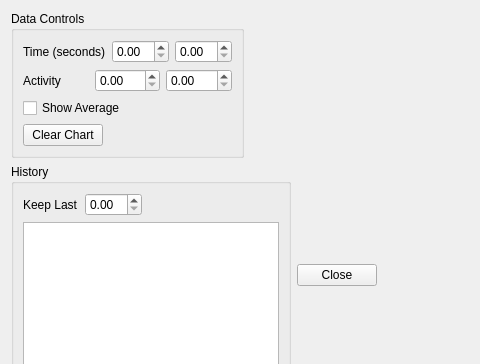
The window that src/GuiQt/TimeCourseDialog.ui (Washington-University/workbench) describes before a commit, drawn with Qt 5; both pictures show x 0 to 480 and y 0 to 364 of the 880 by 550 pixel window.
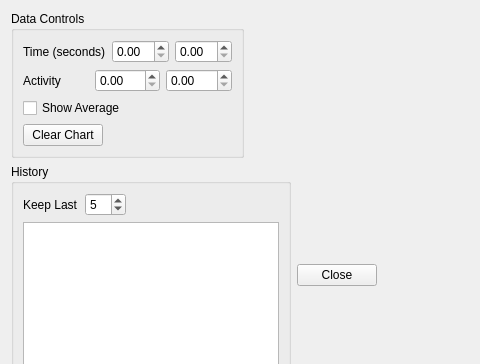
The same window after the commit. Custom widgets are drawn as their Qt base class.

Commit message: Fixed build issues.  Got max number of timelines dialog working.

Patch:
```diff
--- a/src/GuiQt/TimeCourseDialog.ui
+++ b/src/GuiQt/TimeCourseDialog.ui
@@ -136,7 +136,14 @@
              </widget>
             </item>
             <item>
-             <widget class="QDoubleSpinBox" name="TDKeepLast"/>
+             <widget class="QSpinBox" name="TDKeepLast">
+              <property name="maximum">
+               <number>10</number>
+              </property>
+              <property name="value">
+               <number>5</number>
+              </property>
+             </widget>
             </item>
             <item>
              <spacer name="horizontalSpacer">
```
The commit also changes 4 other files.
